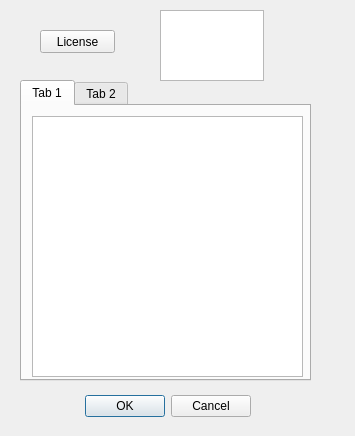
This is dialogabout.ui in physusd/roc as Qt 5 draws it before an edit. The edited form follows.
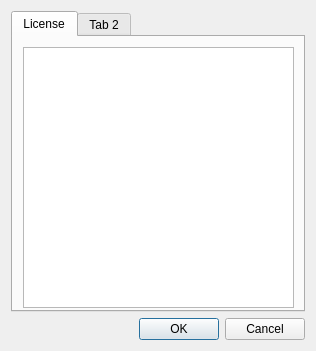
This is the edited form.

Diff of the .ui file:
```diff
--- a/dialogabout.ui
+++ b/dialogabout.ui
@@ -6,57 +6,22 @@
    <rect>
     <x>0</x>
     <y>0</y>
-    <width>355</width>
-    <height>436</height>
+    <width>316</width>
+    <height>351</height>
    </rect>
   </property>
   <property name="windowTitle">
    <string>About ROC</string>
   </property>
-  <widget class="QDialogButtonBox" name="buttonBox">
-   <property name="geometry">
-    <rect>
-     <x>80</x>
-     <y>390</y>
-     <width>171</width>
-     <height>32</height>
-    </rect>
-   </property>
-   <property name="orientation">
-    <enum>Qt::Horizontal</enum>
-   </property>
-   <property name="standardButtons">
-    <set>QDialogButtonBox::Cancel|QDialogButtonBox::Ok</set>
-   </property>
-  </widget>
-  <widget class="QPushButton" name="pushButton">
-   <property name="geometry">
-    <rect>
-     <x>40</x>
-     <y>30</y>
-     <width>75</width>
-     <height>23</height>
-    </rect>
-   </property>
-   <property name="text">
-    <string>License</string>
-   </property>
-  </widget>
+  <layout class="QVBoxLayout" name="verticalLayout">
+   <item>
   <widget class="QTabWidget" name="tabWidget">
-   <property name="geometry">
-    <rect>
-     <x>20</x>
-     <y>80</y>
-     <width>291</width>
-     <height>301</height>
-    </rect>
-   </property>
    <property name="currentIndex">
     <number>0</number>
    </property>
    <widget class="QWidget" name="tab">
     <attribute name="title">
-     <string>Tab 1</string>
+       <string>License</string>
     </attribute>
     <widget class="QTextBrowser" name="textBrowser">
      <property name="geometry">
@@ -75,16 +40,18 @@
     </attribute>
    </widget>
   </widget>
-  <widget class="QTextEdit" name="textEdit">
-   <property name="geometry">
-    <rect>
-     <x>160</x>
-     <y>10</y>
-     <width>104</width>
-     <height>71</height>
-    </rect>
-   </property>
-  </widget>
+   </item>
+   <item>
+    <widget class="QDialogButtonBox" name="buttonBox">
+     <property name="orientation">
+      <enum>Qt::Horizontal</enum>
+     </property>
+     <property name="standardButtons">
+      <set>QDialogButtonBox::Cancel|QDialogButtonBox::Ok</set>
+     </property>
+    </widget>
+   </item>
+  </layout>
  </widget>
  <resources/>
  <connections>
```
Lines whose indentation alone changed are shown as unchanged.
